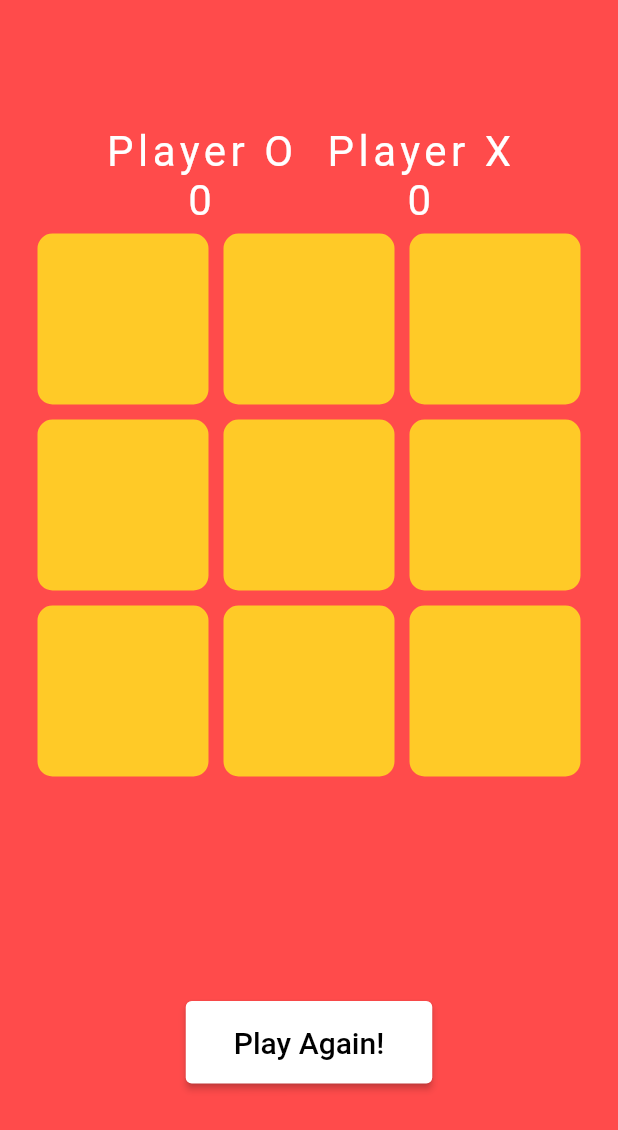
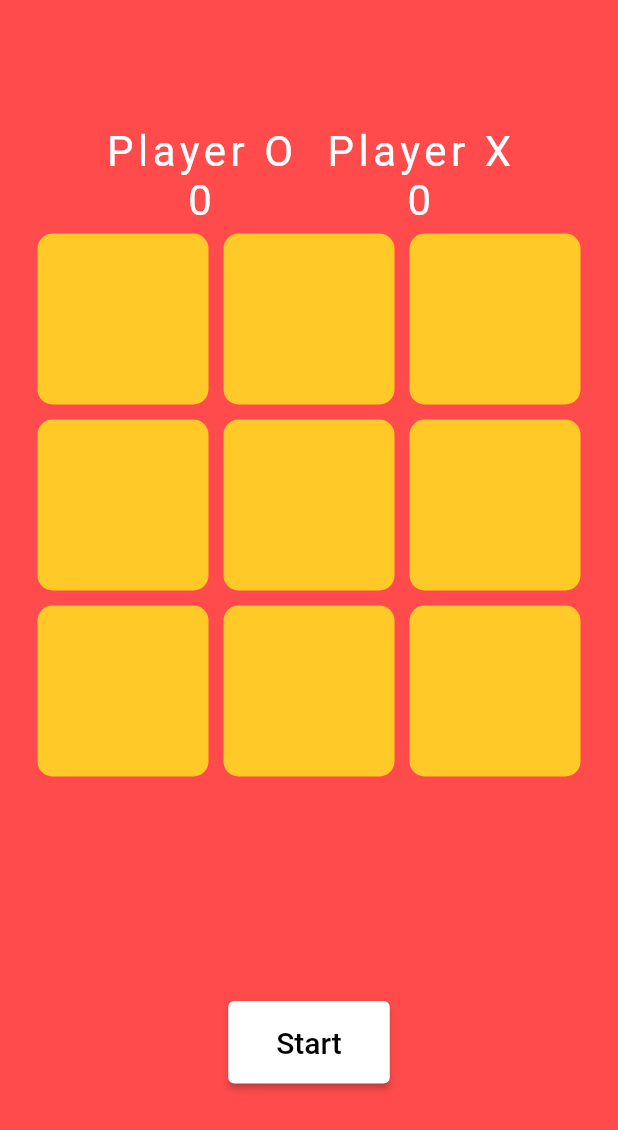
Before and after one commit to Merwyn004/MAIN, a Flutter app: the screen it shows after launch, on a phone screen of 412 x 824 dp. Shown: the top 1130 px of the screen. Run offline on Flutter 3.47's test engine with Material 2 defaults, Android fonts, the phone set to English and light mode, and no system bars; our stand-ins replace google_fonts; Roboto replaces fonts that are missing (Coiny).

Commit message:
Update game.dart

```diff
--- a/lib/screan/game.dart
+++ b/lib/screan/game.dart
@@ -23,6 +23,8 @@ class __GameScreenState extends State<GameScreen> {
     '',
     '',
   ];
+  List<int> matchedIndexs = [];
+  int attempts = 0;
 
   int oScore = 0;
   int xScore = 0;
@@ -42,12 +44,23 @@ class __GameScreenState extends State<GameScreen> {
     ),
   );
   void startTimer() {
-    timer = Timer.periodic(Duration(seconds: 1), (timer) {
+    timer = Timer.periodic(Duration(seconds: 1), (_) {
+      setState(() {
         if (seconds > 0) {
           seconds--;
+        } else {
+          stopTimer();
         }
       });
+    });
   }
+
+  void stopTimer() {
+    resetTimer();
+    timer?.cancel();
+  }
+
+  void resetTimer() => seconds = maxSeconds;
 
   @override
   Widget build(BuildContext context) {
@@ -108,7 +121,9 @@ class __GameScreenState extends State<GameScreen> {
                             width: 5,
                             color: MainColor.primaryColor,
                           ),
-                          color: MainColor.secondaryColor,
+                          color: matchedIndexs.contains(index)
+                              ? MainColor.accentColor
+                              : MainColor.secondaryColor,
                         ),
                         child: Center(
                           child: Text(displayXO[index],
@@ -129,18 +144,7 @@ class __GameScreenState extends State<GameScreen> {
                 children: [
                   Text(resultDeclaration, style: custonFontWhite),
                   SizedBox(height: 10),
-                  ElevatedButton(
-                      style: ElevatedButton.styleFrom(
-                          backgroundColor: Colors.white,
-                          padding: EdgeInsets.symmetric(
-                              horizontal: 32, vertical: 16)),
-                      onPressed: () {
-                        _cleareBoard();
-                      },
-                      child: Text(
-                        "Play Again!",
-                        style: TextStyle(fontSize: 20, color: Colors.black),
-                      ))
+                  _buildTimer()
                 ],
               )),
             ),
@@ -151,6 +155,9 @@ class __GameScreenState extends State<GameScreen> {
   }
 
   void _tapped(int index) {
+    final isRunning = timer == null ? false : timer!.isActive;
+
+    if (isRunning) {
       setState(() {
         if (oTurn && displayXO[index] == '') {
           displayXO[index] = 'O';
@@ -164,6 +171,7 @@ class __GameScreenState extends State<GameScreen> {
         _checkwinner();
       });
     }
+  }
 
   void _checkwinner() {
     // Check 1st row
@@ -172,6 +180,8 @@ class __GameScreenState extends State<GameScreen> {
         displayXO[0] != '') {
       setState(() {
         resultDeclaration = 'Player' + displayXO[0] + 'winner!';
+        matchedIndexs.addAll([0, 1, 2]);
+        stopTimer();
         _updateScore(displayXO[0]);
       });
     }
@@ -182,6 +192,8 @@ class __GameScreenState extends State<GameScreen> {
         displayXO[3] != '') {
       setState(() {
         resultDeclaration = 'Player' + displayXO[3] + 'winner!';
+        matchedIndexs.addAll([3, 4, 5]);
+        stopTimer();
         _updateScore(displayXO[3]);
       });
     }
@@ -191,6 +203,8 @@ class __GameScreenState extends State<GameScreen> {
         displayXO[6] != '') {
       setState(() {
         resultDeclaration = 'Player' + displayXO[6] + 'winner!';
+        matchedIndexs.addAll([6, 7, 8]);
+        stopTimer();
       });
     }
     // Check 1st column
@@ -199,6 +213,8 @@ class __GameScreenState extends State<GameScreen> {
         displayXO[0] != '') {
       setState(() {
         resultDeclaration = 'Player' + displayXO[0] + 'winner!';
+        matchedIndexs.addAll([0, 3, 6]);
+        stopTimer();
         _updateScore(displayXO[0]);
       });
     }
@@ -209,6 +225,8 @@ class __GameScreenState extends State<GameScreen> {
         displayXO[1] != '') {
       setState(() {
         resultDeclaration = 'Player' + displayXO[1] + 'winner!';
+        matchedIndexs.addAll([1, 4, 7]);
+        stopTimer();
         _updateScore(displayXO[1]);
       });
     }
@@ -219,6 +237,8 @@ class __GameScreenState extends State<GameScreen> {
         displayXO[2] != '') {
       setState(() {
         resultDeclaration = 'Player' + displayXO[2] + 'winner!';
+        matchedIndexs.addAll([2, 5, 8]);
+        stopTimer();
         _updateScore(displayXO[2]);
       });
     }
@@ -228,15 +248,19 @@ class __GameScreenState extends State<GameScreen> {
         displayXO[0] != '') {
       setState(() {
         resultDeclaration = 'Player' + displayXO[0] + 'winner!';
+        matchedIndexs.addAll([0, 4, 8]);
+        stopTimer();
         _updateScore(displayXO[0]);
       });
     }
-    // Check 1st dignal
+    // Check 2st dignal
     if (displayXO[6] == displayXO[4] &&
         displayXO[6] == displayXO[2] &&
         displayXO[6] != '') {
       setState(() {
         resultDeclaration = 'Player' + displayXO[6] + 'winner!';
+        matchedIndexs.addAll([6, 4, 2]);
+        stopTimer();
         _updateScore(displayXO[6]);
       });
     }
@@ -266,4 +290,45 @@ class __GameScreenState extends State<GameScreen> {
     });
     filledBoxes = 0;
   }
+
+  Widget _buildTimer() {
+    final isRunning = timer == null ? false : timer!.isActive;
+
+    return isRunning
+        ? SizedBox(
+            width: 100,
+            height: 100,
+            child: Stack(
+              fit: StackFit.expand,
+              children: [
+                CircularProgressIndicator(
+                  value: 1 - seconds / maxSeconds,
+                  valueColor: AlwaysStoppedAnimation(Colors.red),
+                  strokeWidth: 8,
+                  backgroundColor: MainColor.accentColor,
+                ),
+                Center(
+                  child: Text('$seconds',
+                      style: TextStyle(
+                          fontWeight: FontWeight.bold,
+                          color: Colors.white,
+                          fontSize: 50)),
+                )
+              ],
+            ),
+          )
+        : ElevatedButton(
+            style: ElevatedButton.styleFrom(
+                backgroundColor: Colors.white,
+                padding: EdgeInsets.symmetric(horizontal: 32, vertical: 16)),
+            onPressed: () {
+              startTimer();
+              _cleareBoard();
+              attempts++;
+            },
+            child: Text(
+              attempts == 0 ? "Start" : "Play Again!",
+              style: TextStyle(fontSize: 20, color: Colors.black),
+            ));
   }
+}
```
Lines whose indentation alone changed are shown as unchanged.
